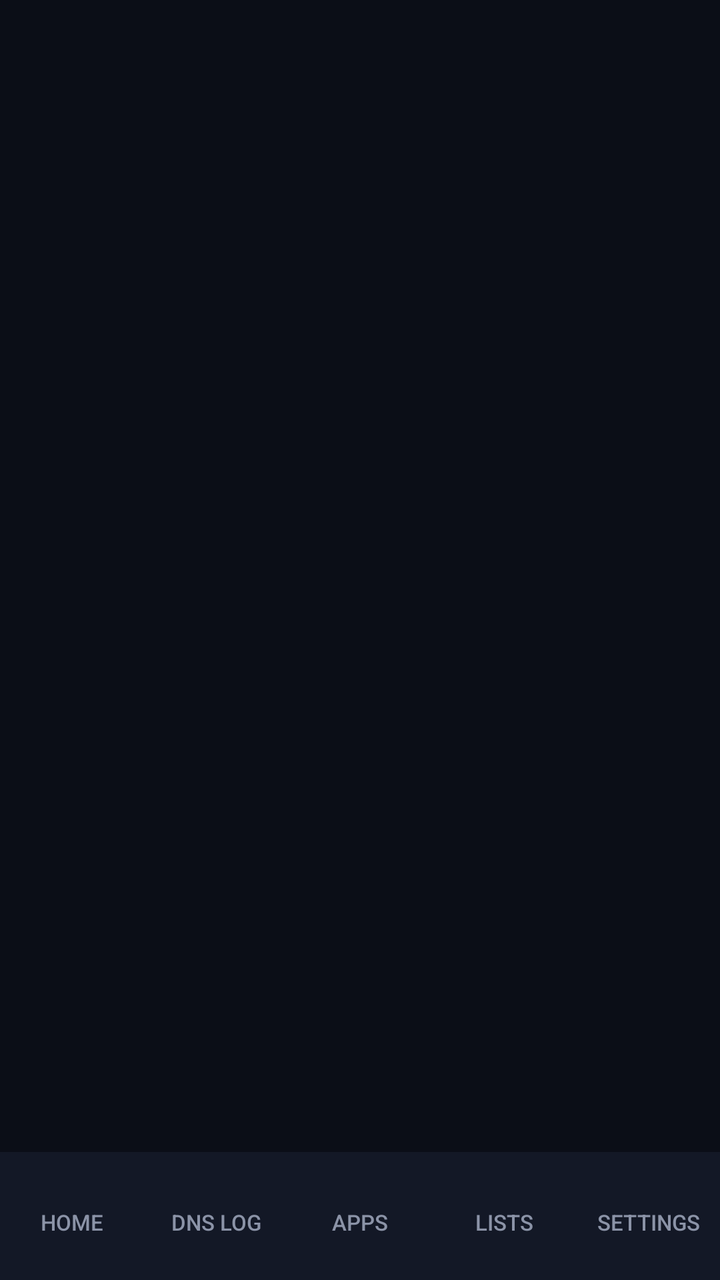
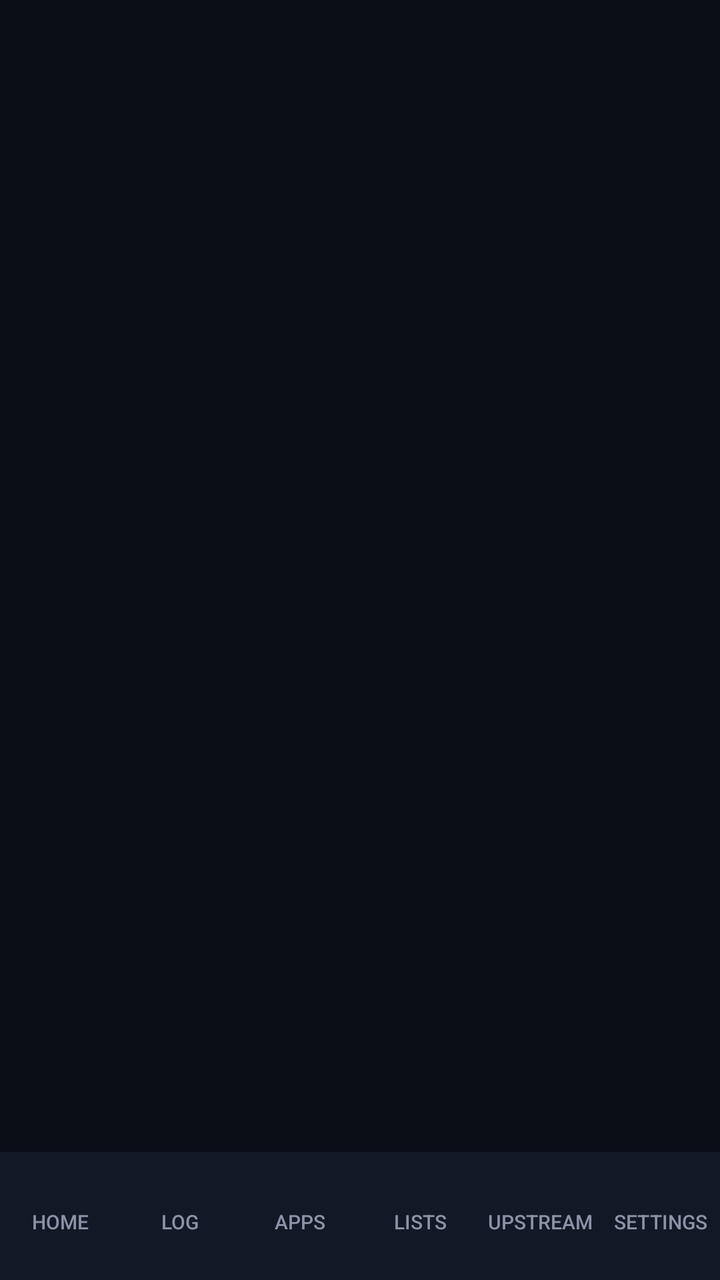

Screens rendered from an Android XML layout before and after an edit, with the pre-edit source and the edit as a unified diff.
<!-- AndroidManifest.xml: application theme Theme.NetAverDNS -->
<!-- res/layout/activity_main.xml -->
<?xml version="1.0" encoding="utf-8"?>
<LinearLayout xmlns:android="http://schemas.android.com/apk/res/android"
    android:layout_width="match_parent"
    android:layout_height="match_parent"
    android:orientation="vertical"
    android:background="@color/bg">

    <FrameLayout
        android:id="@+id/fragment_container"
        android:layout_width="match_parent"
        android:layout_height="0dp"
        android:layout_weight="1" />

    <LinearLayout
        android:layout_width="match_parent"
        android:layout_height="64dp"
        android:orientation="horizontal"
        android:background="@color/surface"
        android:paddingTop="6dp">

        <Button android:id="@+id/nav_home" style="@style/NavButton" android:text="@string/tab_home" />
        <Button android:id="@+id/nav_dns" style="@style/NavButton" android:text="@string/tab_dns" />
        <Button android:id="@+id/nav_apps" style="@style/NavButton" android:text="@string/tab_apps" />
        <Button android:id="@+id/nav_lists" style="@style/NavButton" android:text="@string/tab_lists" />
        <Button android:id="@+id/nav_settings" style="@style/NavButton" android:text="@string/tab_settings" />
    </LinearLayout>
</LinearLayout>
<!-- resources referenced by this layout -->
<resources>
  <color name="bg">#0B0E17</color>
  <color name="surface">#131826</color>
  <string name="tab_apps">Apps</string>
  <string name="tab_dns">DNS Log</string>
  <string name="tab_home">Home</string>
  <string name="tab_lists">Lists</string>
  <string name="tab_settings">Settings</string>
  <style name="NavButton" parent="android:Widget.Material.Button.Borderless">
          <item name="android:layout_width">0dp</item>
          <item name="android:layout_height">match_parent</item>
          <item name="android:layout_weight">1</item>
          <item name="android:textSize">11sp</item>
          <item name="android:textColor">@color/muted</item>
          <item name="android:background">?android:attr/selectableItemBackground</item>
      </style>
  <style name="Theme.NetAverDNS" parent="android:Theme.Material.NoActionBar">
          <item name="android:windowBackground">@color/bg</item>
          <item name="android:colorBackground">@color/bg</item>
          <item name="android:textColorPrimary">@color/text</item>
          <item name="android:textColorSecondary">@color/muted</item>
          <item name="android:colorAccent">@color/accent</item>
          <item name="android:navigationBarColor">@color/bg</item>
          <item name="android:statusBarColor">@color/bg</item>
      </style>
  <color name="muted">#8B93A7</color>
  <color name="text">#F1F5F9</color>
  <color name="accent">#3B82F6</color>
</resources>

<!-- the commit's change to res/layout/activity_main.xml (unified diff, before → after) -->
@@ -15,13 +15,14 @@
         android:layout_width="match_parent"
         android:layout_height="64dp"
         android:orientation="horizontal"
-        android:background="@color/surface"
+        android:background="@drawable/nav_bg"
         android:paddingTop="6dp">
 
         <Button android:id="@+id/nav_home" style="@style/NavButton" android:text="@string/tab_home" />
         <Button android:id="@+id/nav_dns" style="@style/NavButton" android:text="@string/tab_dns" />
         <Button android:id="@+id/nav_apps" style="@style/NavButton" android:text="@string/tab_apps" />
         <Button android:id="@+id/nav_lists" style="@style/NavButton" android:text="@string/tab_lists" />
+        <Button android:id="@+id/nav_upstream" style="@style/NavButton" android:text="@string/tab_upstream" />
         <Button android:id="@+id/nav_settings" style="@style/NavButton" android:text="@string/tab_settings" />
     </LinearLayout>
 </LinearLayout>
<!-- resource entries referenced after the edit -->
@@ -1,17 +1,31 @@
 <!-- resources referenced by this layout -->
 <resources>
   <color name="bg">#0B0E17</color>
+  <!-- drawable nav_bg (drawable) -->
+  <?xml version="1.0" encoding="utf-8"?>
+  <shape xmlns:android="http://schemas.android.com/apk/res/android" android:shape="rectangle">
+      <solid android:color="@color/surface" />
+  </shape>
   <color name="surface">#131826</color>
   <string name="tab_apps">Apps</string>
-  <string name="tab_dns">DNS Log</string>
+  <string name="tab_dns">Log</string>
   <string name="tab_home">Home</string>
   <string name="tab_lists">Lists</string>
   <string name="tab_settings">Settings</string>
+  <string name="tab_upstream">Upstream</string>
   <style name="NavButton" parent="android:Widget.Material.Button.Borderless">
           <item name="android:layout_width">0dp</item>
           <item name="android:layout_height">match_parent</item>
           <item name="android:layout_weight">1</item>
-          <item name="android:textSize">11sp</item>
+          
+          <item name="android:minWidth">0dp</item>
+          <item name="android:minHeight">0dp</item>
+          <item name="android:insetLeft">0dp</item>
+          <item name="android:insetRight">0dp</item>
+          <item name="android:paddingLeft">2dp</item>
+          <item name="android:paddingRight">2dp</item>
+          <item name="android:singleLine">true</item>
+          <item name="android:textSize">10sp</item>
           <item name="android:textColor">@color/muted</item>
           <item name="android:background">?android:attr/selectableItemBackground</item>
       </style>
